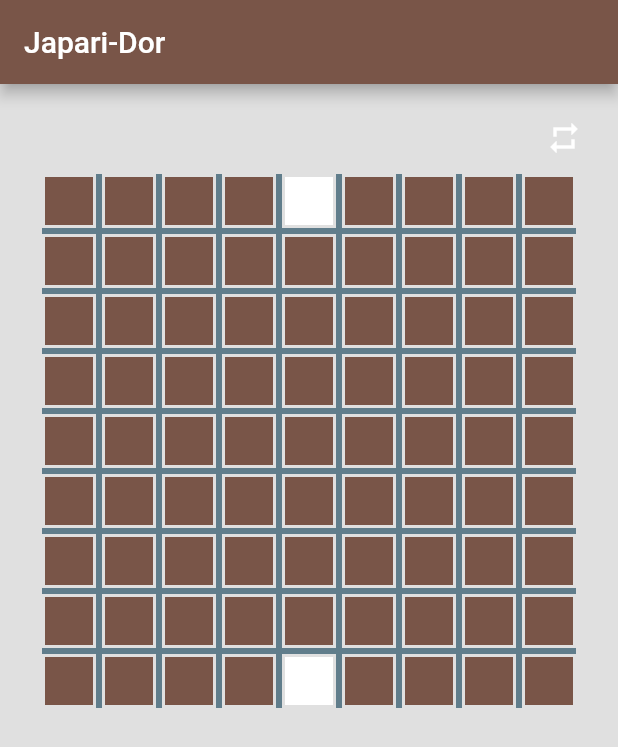
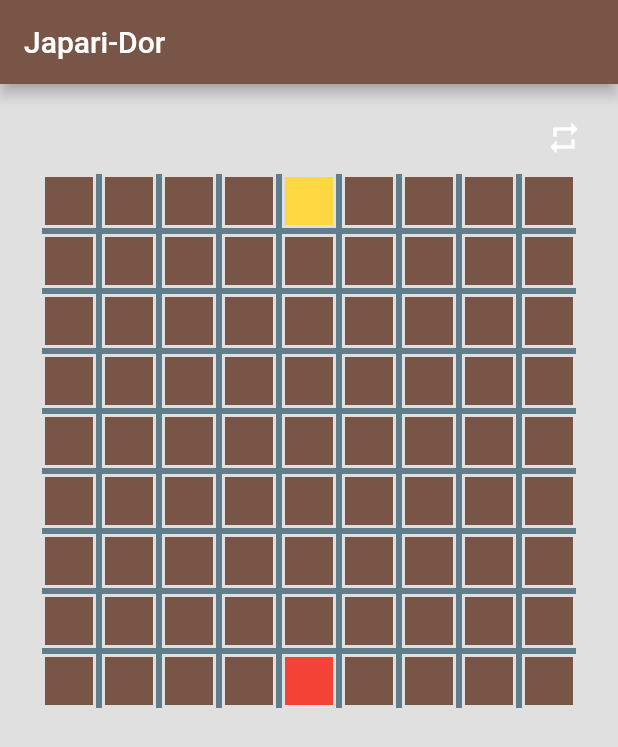
Before and after one commit to japari-dev/Japari-Dor, a Flutter app: the screen it shows after launch, after a tap on the "repeat" icon, on a phone screen of 412 x 824 dp. Shown: the top 747 px of the screen. Run offline on Flutter 3.47's test engine with Material 2 defaults, Android fonts, the phone set to English and light mode, and no system bars; our stand-ins replace cloud_firestore; accounts and stored records are empty.

Commit message:
一つの端末で2プレイヤー動かせるようにした

```diff
--- a/lib/components/game.dart
+++ b/lib/components/game.dart
@@ -5,6 +5,7 @@ import 'package:provider/provider.dart';
 
 class Game extends StatelessWidget {
   final uid = 0;
+  final _playerColors = [Colors.red, Colors.amberAccent];
   @override
   Widget build(BuildContext context) {
     return Consumer<GameController>(
@@ -37,7 +38,7 @@ class Game extends StatelessWidget {
                       child: Container(
                         width: GameBoard.boxSize,
                         height: GameBoard.boxSize,
-                        color: Colors.white,
+                        color: _playerColors[e.uid],
                       ),
                     );
                   },
--- a/lib/state/game_controller.dart
+++ b/lib/state/game_controller.dart
@@ -1,3 +1,5 @@
+import 'dart:math';
+
 import 'package:cloud_firestore/cloud_firestore.dart';
 import 'package:flutter/foundation.dart';
 import 'package:flutter/material.dart';
@@ -28,11 +30,11 @@ class GameController extends ChangeNotifier {
         .snapshots()
         .listen(
       (event) {
-        event.documents.take(1).forEach(
+        event.documents.take(2).forEach(
           (action) {
             final data = action.data;
             debugPrint(data.toString());
-            _turn = data['turn'];
+            _turn = max<int>(_turn, data['turn']);
             movePlayer(data['uid'], data['x'], data['y']);
             notifyListeners();
           },
@@ -45,7 +47,7 @@ class GameController extends ChangeNotifier {
     Firestore.instance.collection('games/${_gameRef.documentID}/actions').add(
       {
         'turn': _turn + 1,
-        'uid': uid,
+        'uid': _turn % 2,
         'x': x,
         'y': y,
       },
```
